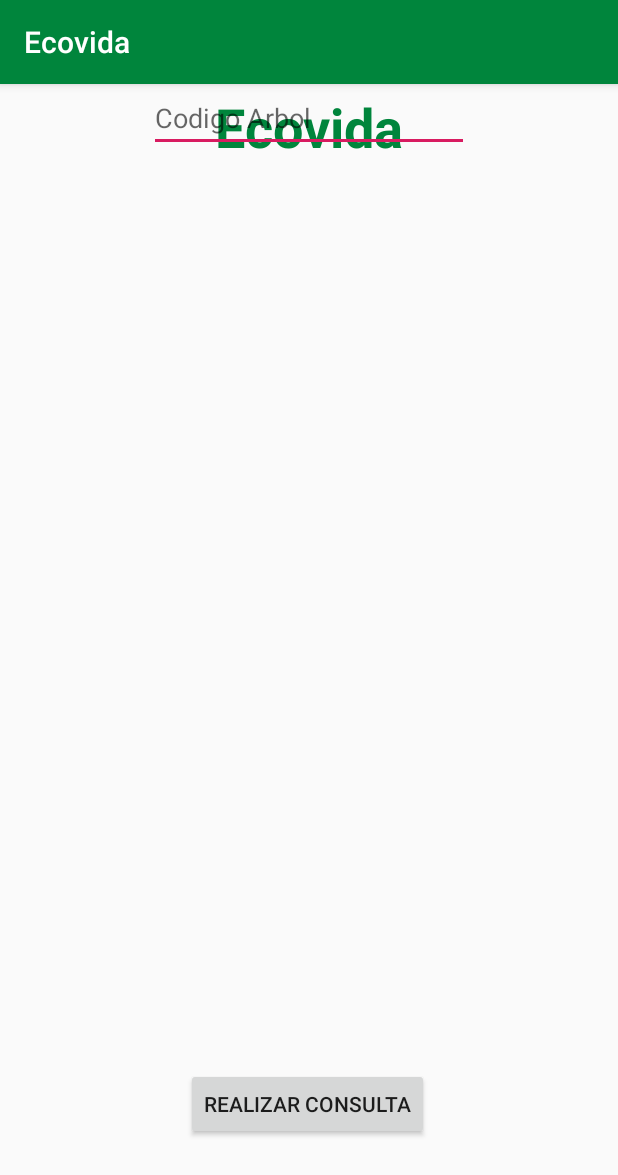
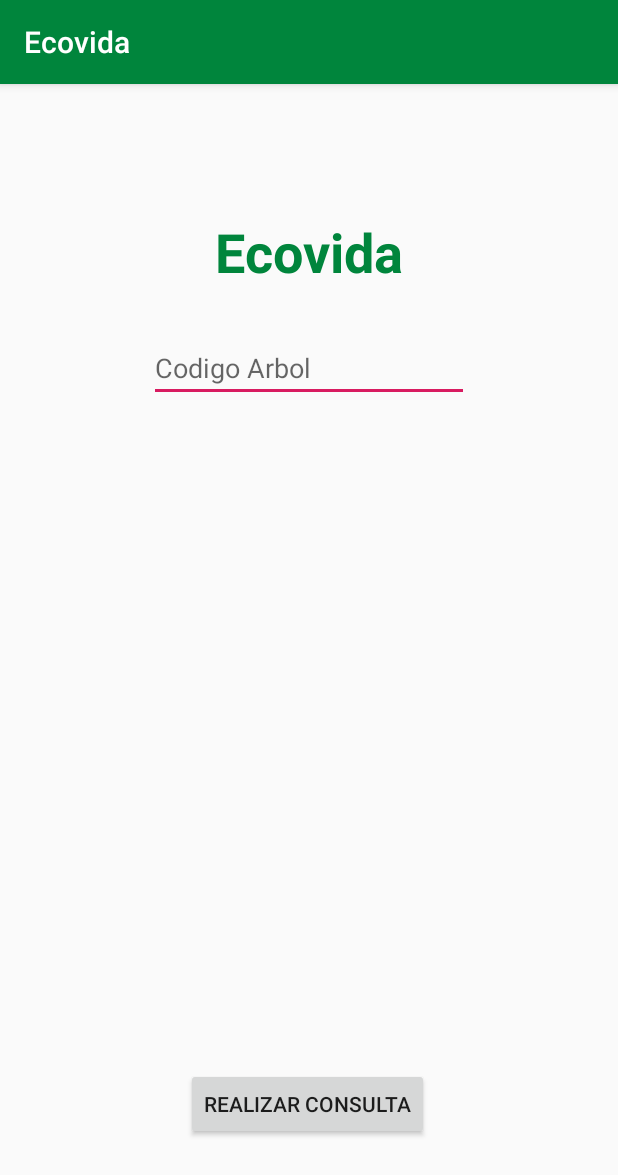
Before and after one commit to jjordan08/EcoVida, an Android app: the escanearCodigo screen opened directly, with no data from a screen before it, on a phone screen of 412 x 824 dp. Shown: the top 1175 px of the screen. Run offline under Robolectric (Android 15) with nearby library versions, the phone set to English and light mode, and no system bars.

Commit message:
vistas completas

```diff
--- a/app/src/main/res/layout/activity_escanear_codigo.xml
+++ b/app/src/main/res/layout/activity_escanear_codigo.xml
@@ -25,12 +25,13 @@
         android:id="@+id/editText11"
         android:layout_width="wrap_content"
         android:layout_height="wrap_content"
+        android:layout_marginBottom="444dp"
         android:ems="10"
         android:hint="Codigo Arbol"
         android:inputType="textPersonName"
+        app:layout_constraintBottom_toTopOf="@+id/button9"
         app:layout_constraintEnd_toEndOf="parent"
-        app:layout_constraintStart_toStartOf="parent"
-        tools:layout_editor_absoluteY="143dp" />
+        app:layout_constraintStart_toStartOf="parent" />
 
     <Button
         android:id="@+id/button9"
--- a/app/src/main/res/layout/activity_reportes.xml
+++ b/app/src/main/res/layout/activity_reportes.xml
@@ -42,8 +42,8 @@
 
     <TextView
         android:id="@+id/textView21"
-        android:layout_width="178dp"
-        android:layout_height="19dp"
+        android:layout_width="291dp"
+        android:layout_height="50dp"
         android:layout_marginBottom="16dp"
         android:text="Reportes Existentes"
         android:textSize="20sp"
```
